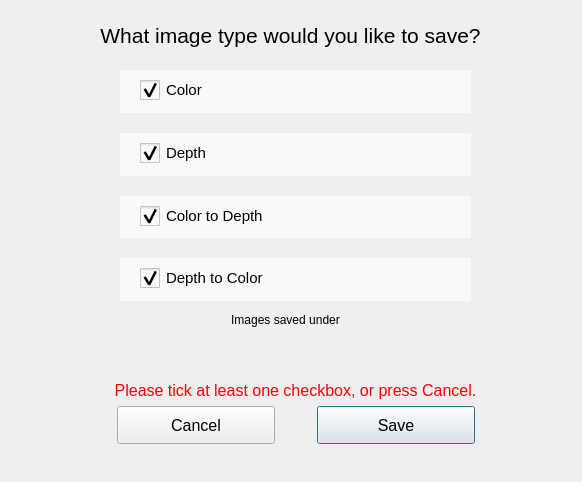
Above: DesktopApp/saveimagedialog.ui from michaelfong2017/landmark-annotator-desktop before the change. Below: the same form after it.
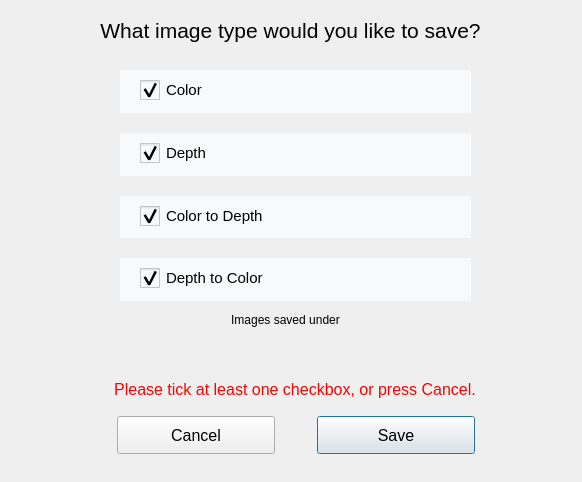
That is the form after the change.

Diff of the .ui file:
```diff
--- a/DesktopApp/saveimagedialog.ui
+++ b/DesktopApp/saveimagedialog.ui
@@ -212,9 +212,9 @@
    <property name="geometry">
     <rect>
      <x>10</x>
-     <y>20</y>
+     <y>10</y>
      <width>561</width>
-     <height>31</height>
+     <height>41</height>
     </rect>
    </property>
    <property name="layoutDirection">
@@ -247,7 +247,7 @@
    <property name="geometry">
     <rect>
      <x>300</x>
-     <y>400</y>
+     <y>410</y>
      <width>191</width>
      <height>51</height>
     </rect>
@@ -282,7 +282,7 @@
    <property name="geometry">
     <rect>
      <x>100</x>
-     <y>400</y>
+     <y>410</y>
      <width>191</width>
      <height>51</height>
     </rect>
@@ -318,10 +318,13 @@
     <rect>
      <x>20</x>
      <y>370</y>
-     <width>551</width>
-     <height>41</height>
+     <width>550</width>
+     <height>40</height>
     </rect>
    </property>
+   <property name="styleSheet">
+    <string notr="true">font: 12px &quot;MS Shell Dlg 2&quot;;</string>
+   </property>
    <property name="text">
     <string>&lt;html&gt;&lt;head/&gt;&lt;body&gt;&lt;p align=&quot;center&quot;&gt;&lt;span style=&quot; font-size:12pt; color:#ff0000;&quot;&gt;Please tick at least one checkbox, or press Cancel.&lt;/span&gt;&lt;/p&gt;&lt;/body&gt;&lt;/html&gt;</string>
    </property>
```
Left out of the diff: 2 changed lines with no effect on the pictures.
